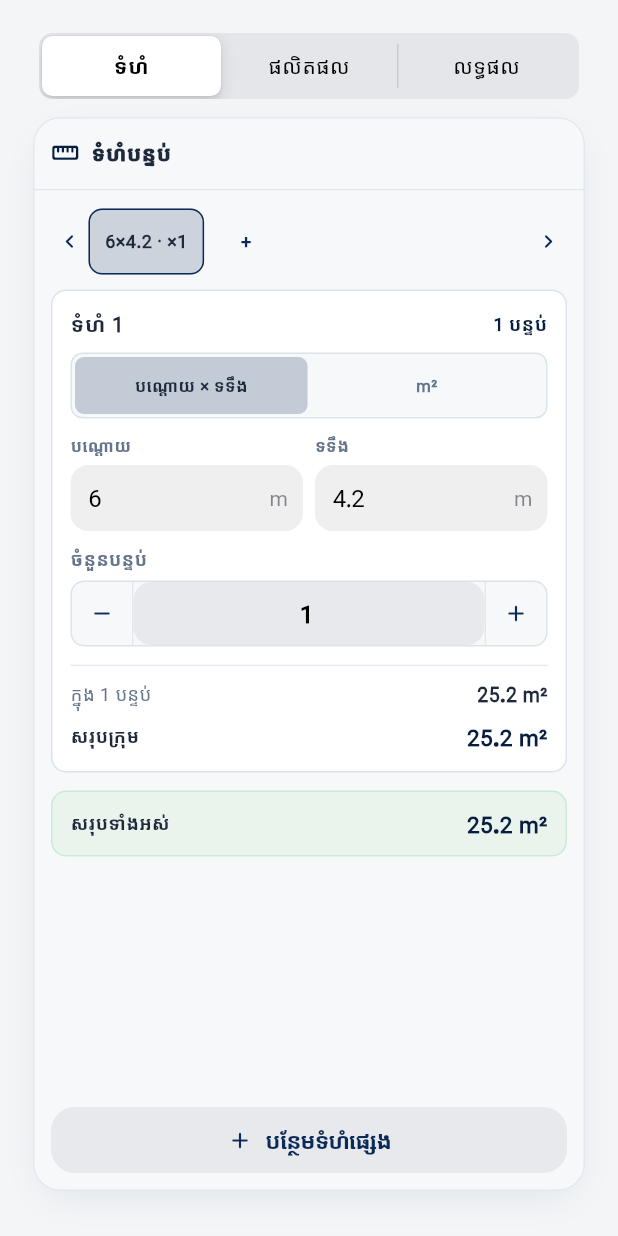
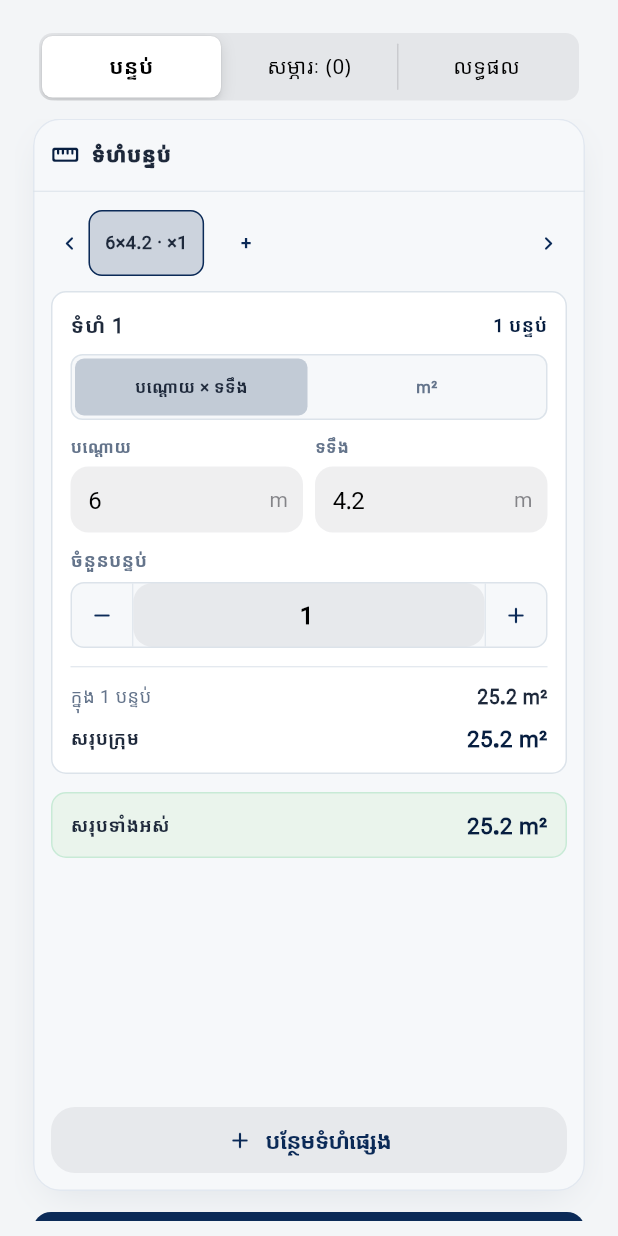
Before and after one commit to HoeunRaksa/MediaFlow, a Flutter app: the MeasurementCalculatorScreen widget shown alone on an empty page, opened directly, on a phone screen of 412 x 824 dp. Run offline on Flutter 3.47's test engine with Material 3 defaults, Android fonts, the phone set to English and light mode, and no system bars; our stand-ins replace pdf, printing, web; missing offline and left inert: clipboard, dart:ffi, file_selector.

Commit message:
Complete mobile workspace feature parity

```diff
--- a/lib/core/ios/iphone_design.dart
+++ b/lib/core/ios/iphone_design.dart
@@ -265,9 +265,15 @@ class IPhonePage extends StatelessWidget {
 
 /// One full-width workspace step at a time; no desktop canvas or horizontal pan.
 class IPhoneWorkspace extends StatefulWidget {
-  const IPhoneWorkspace({super.key, required this.panels, this.footer});
+  const IPhoneWorkspace({
+    super.key,
+    required this.panels,
+    this.footer,
+    this.tabLabels,
+  });
   final List<Widget> panels;
   final Widget? footer;
+  final List<String>? tabLabels;
   @override
   State<IPhoneWorkspace> createState() => _IPhoneWorkspaceState();
 }
@@ -292,7 +298,7 @@ class _IPhoneWorkspaceState extends State<IPhoneWorkspace> {
               0: Padding(
                 padding: EdgeInsets.symmetric(vertical: 10),
                 child: Text(
-                  'ទំហំ',
+                  widget.tabLabels?[0] ?? 'ទំហំ',
                   style: TextStyle(
                     fontSize: 14,
                     fontFamily: 'NotoSansKhmer',
@@ -304,7 +310,7 @@ class _IPhoneWorkspaceState extends State<IPhoneWorkspace> {
               1: Padding(
                 padding: EdgeInsets.symmetric(vertical: 10),
                 child: Text(
-                  'ផលិតផល',
+                  widget.tabLabels?[1] ?? 'ផលិតផល',
                   style: TextStyle(
                     fontSize: 14,
                     fontFamily: 'NotoSansKhmer',
@@ -316,7 +322,7 @@ class _IPhoneWorkspaceState extends State<IPhoneWorkspace> {
               2: Padding(
                 padding: EdgeInsets.symmetric(vertical: 10),
                 child: Text(
-                  'លទ្ធផល',
+                  widget.tabLabels?[2] ?? 'លទ្ធផល',
                   style: TextStyle(
                     fontSize: 14,
                     fontFamily: 'NotoSansKhmer',
@@ -345,6 +351,37 @@ class _IPhoneWorkspaceState extends State<IPhoneWorkspace> {
                         ? 640
                         : constraints.maxHeight - 20,
                     child: IndexedStack(index: _step, children: widget.panels),
+                  ),
+                  Padding(
+                    padding: const EdgeInsets.only(top: 14),
+                    child: Row(
+                      children: [
+                        if (_step > 0)
+                          Expanded(
+                            child: CupertinoButton.tinted(
+                              padding: const EdgeInsets.symmetric(vertical: 10),
+                              onPressed: () {
+                                FocusManager.instance.primaryFocus?.unfocus();
+                                setState(() => _step--);
+                              },
+                              child: const Text('ត្រឡប់'),
+                            ),
+                          ),
+                        if (_step > 0 && _step < widget.panels.length - 1)
+                          const SizedBox(width: 10),
+                        if (_step < widget.panels.length - 1)
+                          Expanded(
+                            child: CupertinoButton.filled(
+                              padding: const EdgeInsets.symmetric(vertical: 10),
+                              onPressed: () {
+                                FocusManager.instance.primaryFocus?.unfocus();
+                                setState(() => _step++);
+                              },
+                              child: const Text('បន្ទាប់'),
+                            ),
+                          ),
+                      ],
+                    ),
                   ),
                   if (_step == 2 && widget.footer != null) widget.footer!,
                 ],
--- a/lib/features/measurement_calculator/presentation/screens/measurement_calculator_screen.dart
+++ b/lib/features/measurement_calculator/presentation/screens/measurement_calculator_screen.dart
@@ -112,6 +112,11 @@ class _MeasurementCalculatorScreenState
           if (isIPhoneLayout(context)) {
             return IPhoneWorkspace(
               panels: [_measurementPanel(), _productsPanel(), _resultPanel()],
+              tabLabels: [
+                'បន្ទប់',
+                'សម្ភារៈ (${_workspace.selections.length})',
+                'លទ្ធផល',
+              ],
             );
           }
           if (constraints.maxWidth >= 1240) {
```
